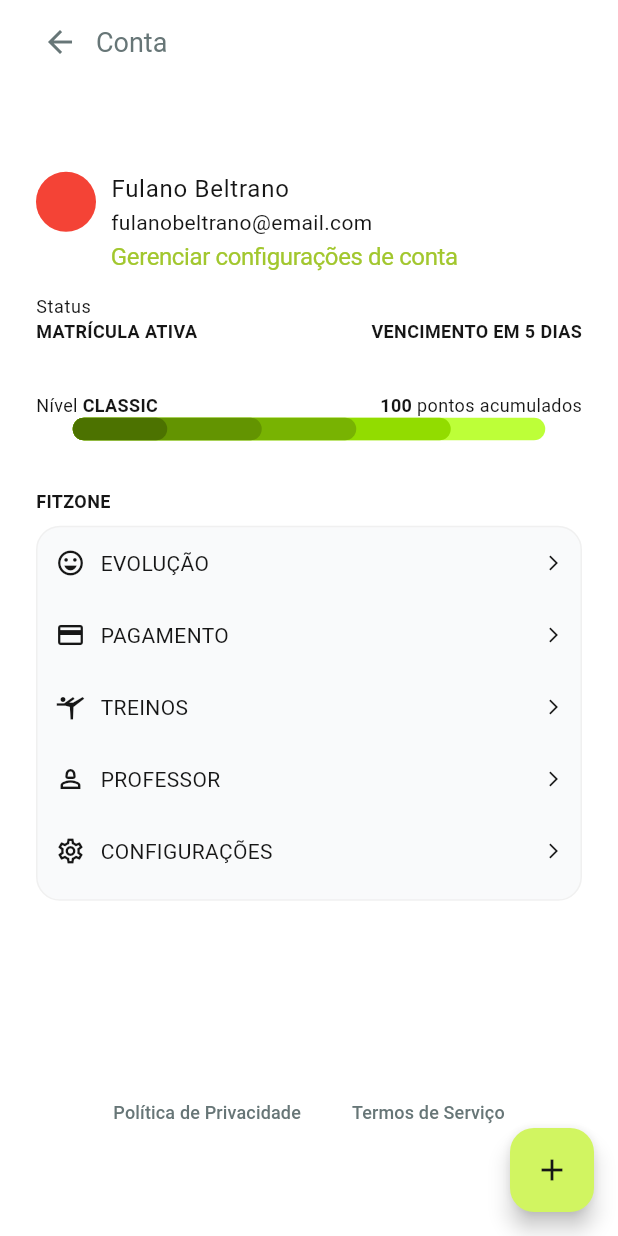
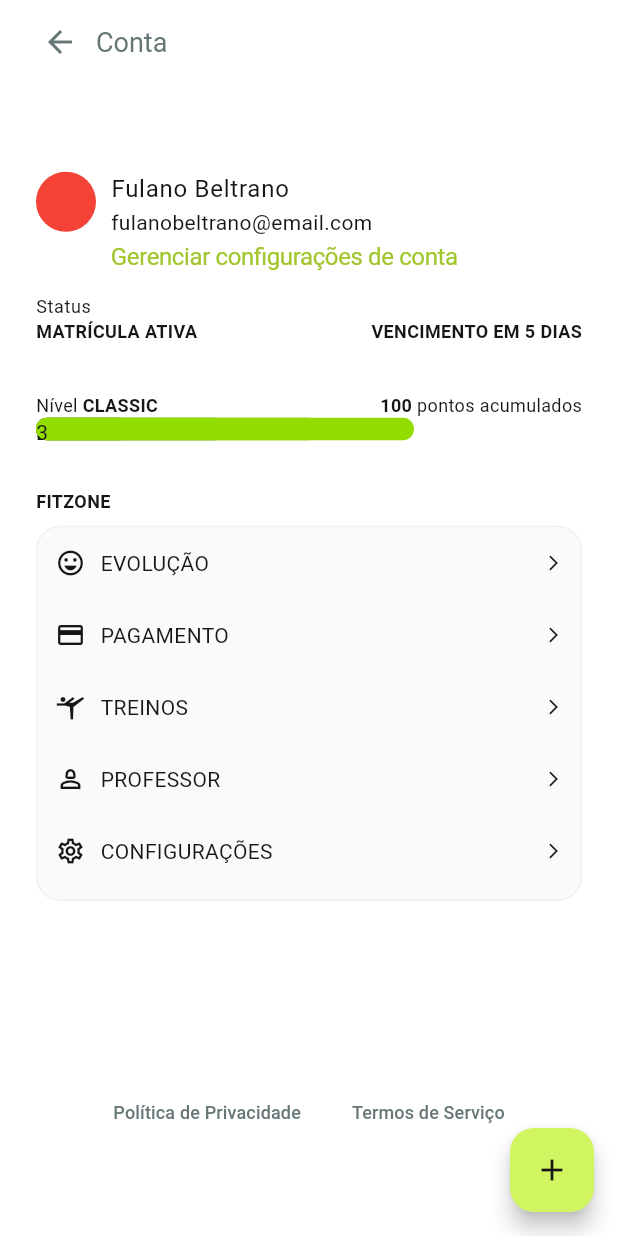
Before and after one commit to rafa-Nobre/Fitzone_Mobile, a Flutter app: the screen it shows after launch, on a phone screen of 412 x 824 dp. Run offline on Flutter 3.47's test engine with Material 3 defaults, Android fonts, the light colour scheme and no system bars.

Commit message:
Refactor ContaScreen and main.dart

```diff
--- a/lib/main.dart
+++ b/lib/main.dart
@@ -1,6 +1,6 @@
 
 import 'package:fitzone_app/common/theme/theme_provider.dart';
-import 'package:fitzone_app/screens/conta_screen/conta_screen.dart';
+import 'package:fitzone_app/screens/conta_screen/account_drawer.dart';
 import 'package:flutter/material.dart';
 import 'package:provider/provider.dart';
 
@@ -20,7 +20,7 @@ class MyApp extends StatelessWidget {
   Widget build(BuildContext context) {
     return MaterialApp(
       title: 'FitZone',
-      home:  MyHomePage(title: 'Flutter Demo Home Page'),
+      home:  const MyHomePage(title: 'Flutter Demo Home Page'),
       theme: Provider.of<ThemeProvider>(context).themeData,
     );
   }
@@ -39,6 +39,6 @@ class _MyHomePageState extends State<MyHomePage> {
 
   @override
   Widget build(BuildContext context) {
-    return ContaScreen();
+    return const ContaScreen();
   }
 }
--- a/lib/screens/conta_screen/conta_screen.dart
+++ b/lib/screens/conta_screen/account_drawer.dart
@@ -1,7 +1,6 @@
 import 'package:fitzone_app/common/constants/metrics.dart';
 import 'package:fitzone_app/common/theme/theme_provider.dart';
 import 'package:fitzone_app/common/widgets/GoBackButton.dart';
-import 'package:fitzone_app/screens/conta_screen/widgets/ButtonMenu.dart';
 import 'package:fitzone_app/screens/conta_screen/widgets/Footer.dart';
 import 'package:fitzone_app/screens/conta_screen/widgets/Level.dart';
 import 'package:fitzone_app/screens/conta_screen/widgets/Menu.dart';
@@ -25,26 +24,26 @@ class ContaScreen extends StatelessWidget {
         padding: const EdgeInsets.only(left: 24, right: 24),
         width: double.infinity,
         color: Theme.of(context).colorScheme.background,
-        child: const Center(
+        child: Center(
           child: Column(
             mainAxisAlignment: MainAxisAlignment.spaceAround,
             children: [
               Column(children: [
-                Profileinfo(),
-                  SizedBox(
+                const Profileinfo(),
+                  const SizedBox(
                     height: defaultSpacing,
                   ),
-                  Registrationstatus(),
-                  SizedBox(
+                  const Registrationstatus(),
+                  const SizedBox(
                     height: largeSpacing,
                   ),
-                  Level(),
-                  SizedBox(
+                  Level(level: 4,),
+                  const SizedBox(
                     height: largeSpacing,
                   ),
-                  Menu(),
+                  const Menu(),
               ],),
-              Footer()
+              const Footer()
             ],
           ),
         ),
--- a/lib/screens/conta_screen/widgets/Footer.dart
+++ b/lib/screens/conta_screen/widgets/Footer.dart
@@ -16,7 +16,7 @@ class Footer extends StatelessWidget {
           color: Theme.of(context).colorScheme.onSecondary,
           fontSize: 12,
         ),
-        SizedBox(width: 10),
+        const SizedBox(width: 10),
         Link(
             title: "Termos de Serviço",
             color: Theme.of(context).colorScheme.onSecondary,
--- a/lib/screens/conta_screen/widgets/GraphLevel.dart
+++ b/lib/screens/conta_screen/widgets/GraphLevel.dart
@@ -4,11 +4,13 @@ class GraphLevel extends StatelessWidget {
   const GraphLevel({
     required this.color,
     required this.width,
+    required this.index,
     super.key,
   });
 
   final Color color;
   final double width;
+  final int index;
 
   @override
   Widget build(BuildContext context) {
@@ -17,8 +19,10 @@ class GraphLevel extends StatelessWidget {
       width: width,
       decoration: BoxDecoration(
         color: color,
-        borderRadius: BorderRadius.circular(50),
-      ),
+        shape: BoxShape.rectangle,
+        borderRadius: BorderRadius.circular(10),
+
+      ),child: Text(index.toString()),
     );
   }
 }
--- a/lib/screens/conta_screen/widgets/Level.dart
+++ b/lib/screens/conta_screen/widgets/Level.dart
@@ -2,16 +2,29 @@ import 'package:fitzone_app/screens/conta_screen/widgets/GraphLevel.dart';
 import 'package:flutter/material.dart';
 
 class Level extends StatelessWidget {
-  const Level({
+   Level({
+    required this.level,
     super.key,
   });
+
+  final int level;
+
+   final List<Color> colors = [
+     const Color.fromARGB(255, 76, 114, 0),
+    const Color.fromARGB(255, 99, 148, 1),
+    const Color.fromARGB(255, 120, 179, 2),
+    const Color.fromARGB(255, 146, 220, 0),
+    const Color.fromARGB(199, 170, 255, 0),
+  ];
 
   @override
   Widget build(BuildContext context) {
     // ignore: prefer_const_constructors
     return Column(
-      children: const [
-        Row(
+      mainAxisAlignment: MainAxisAlignment.start,
+      crossAxisAlignment: CrossAxisAlignment.start,
+      children: [
+        const Row(
           mainAxisAlignment: MainAxisAlignment.spaceBetween,
           crossAxisAlignment: CrossAxisAlignment.end,
           children: [
@@ -47,28 +60,13 @@ class Level extends StatelessWidget {
         ),
         Stack(
           alignment: Alignment.topLeft,
-          children: [
-            GraphLevel(
-              color: Color.fromARGB(199, 170, 255, 0),
-              width: 63 * 5,
-            ),
-            GraphLevel(
-              color: Color.fromARGB(255, 146, 220, 0),
-              width: 63 * 4,
-            ),
-            GraphLevel(
-              color: Color.fromARGB(255, 120, 179, 2),
-              width: 63 * 3,
-            ),
-            GraphLevel(
-              color: Color.fromARGB(255, 99, 148, 1),
-              width: 63 * 2,
-            ),
-            GraphLevel(
-              color: Color.fromARGB(255, 76, 114, 0),
-              width: 63,
-            )
-          ],
+          children: List.generate(level, (index){
+            return GraphLevel(
+              color: colors[index],
+              index: index,
+              width: 63* (index+1),
+              );
+          }),
         )
       ],
     );
```
